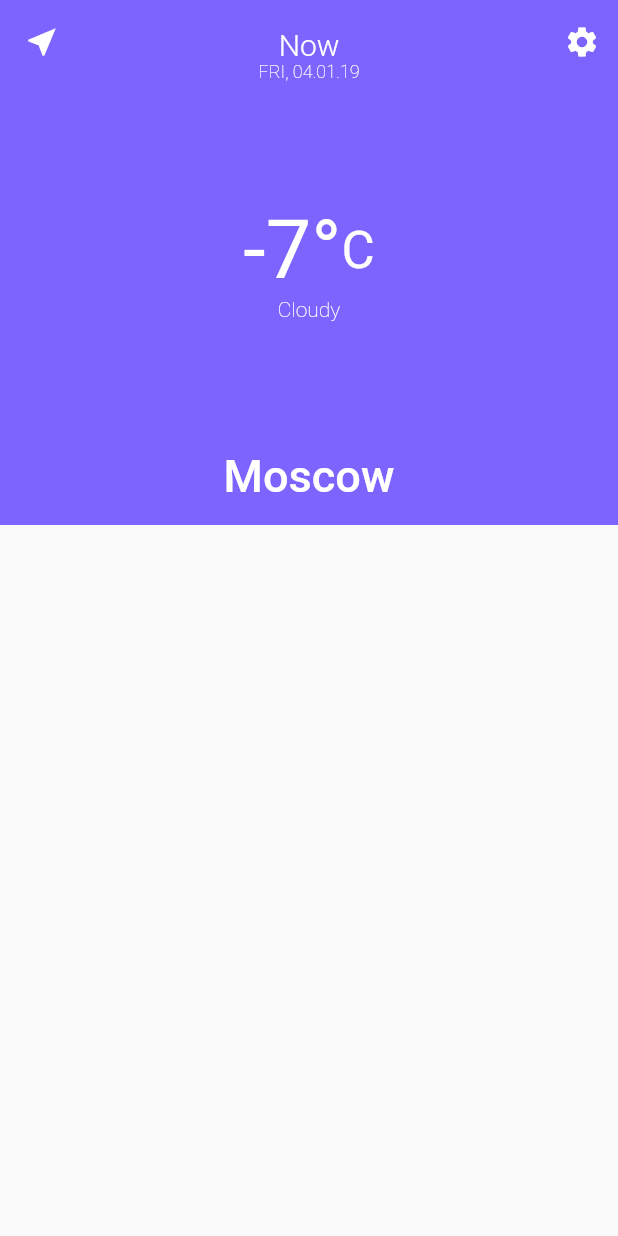
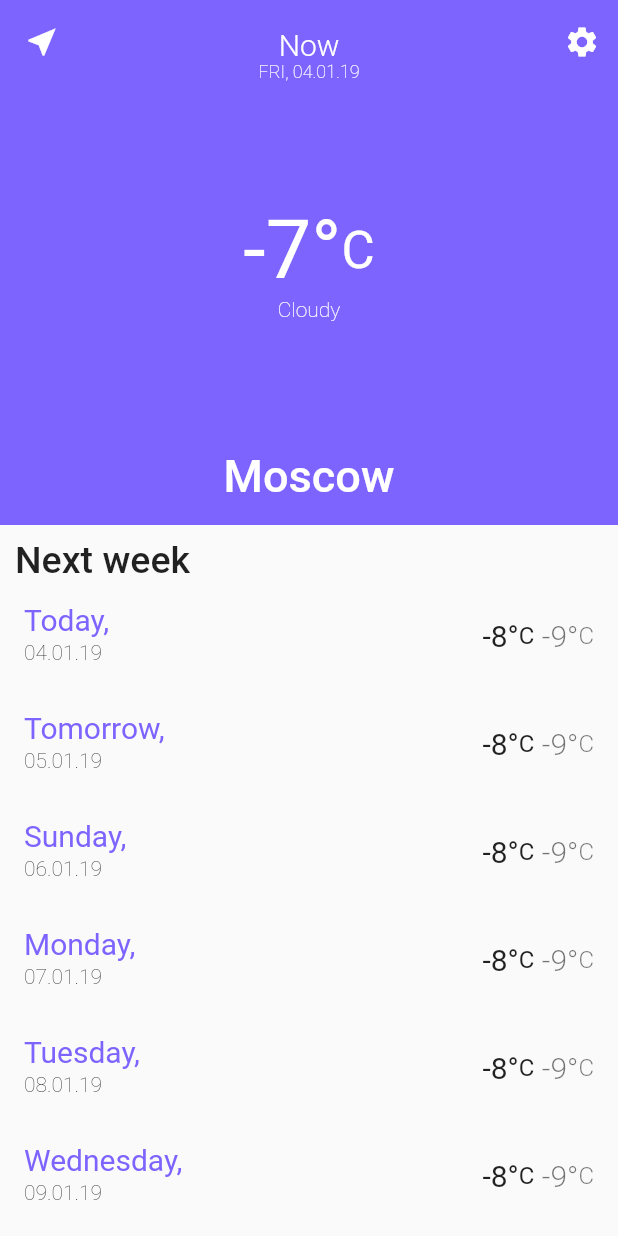
Before and after one commit to mk101/flutter_weather, a Flutter app: the screen it shows after launch, on a phone screen of 412 x 824 dp. Run offline on Flutter 3.47's test engine with Material 2 defaults, Android fonts, the phone set to English and light mode, and no system bars.

Commit message:
add next week section

```diff
--- a/lib/pages/home.dart
+++ b/lib/pages/home.dart
@@ -1,4 +1,5 @@
 import 'package:flutter/material.dart';
+import 'package:intl/intl.dart';
 
 class HomePage extends StatefulWidget {
   final String title;
@@ -82,9 +83,19 @@ class _HomePageState extends State<HomePage> {
           SliverList(
             delegate: SliverChildListDelegate(
               <Widget>[
-
+                Padding(
+                  padding: const EdgeInsets.only(top: 9.0, left: 10.0),
+                  child: Text('Next week', style: TextStyle(
+                      fontSize: 25,
+                      fontWeight: FontWeight.w500
+                    ),
+                  ),
+                ),
               ],
             ),
+          ),
+          SliverList(
+            delegate: SliverChildListDelegate(getWeekItems()),
           ),
         ],
       ),
@@ -100,4 +111,91 @@ class _HomePageState extends State<HomePage> {
       )
     ];
   }
+
+  getWeekItems() {
+    var widgets = <Widget>[];
+
+    var time = DateTime.now();
+    var format = DateFormat("dd.MM.yy");
+
+    for (int i = 0; i < 7; i++) {
+      String d;
+
+      if (i == 0) {
+        d = 'Today,';
+      } else if (i == 1) {
+        d = 'Tomorrow,';
+      } else {
+        switch (time.weekday) {
+          case 1:
+            d = 'Monday,';
+            break;
+          case 2:
+            d = 'Tuesday,';
+            break;
+          case 3:
+            d = 'Wednesday,';
+            break;
+          case 4:
+            d = 'Thursday,';
+            break;
+          case 5:
+            d = 'Friday,';
+            break;
+          case 6:
+            d = 'Saturday,';
+            break;
+          case 7:
+            d = 'Sunday,';
+            break;
+        }
+      }
+
+      var timeString = format.format(time);
+
+      time = time.add(Duration(days: 1));
+
+      widgets.add(ListTile(
+        title: Text(d, style: TextStyle(
+            color: Theme.of(context).accentColor,
+            fontSize: 20
+        ),
+        ),
+        subtitle: Text(timeString, style: TextStyle(
+            fontSize: 14,
+            fontWeight: FontWeight.w100,
+            color: Colors.black
+          ),
+        ),
+        trailing: Row(
+          mainAxisSize: MainAxisSize.min,
+          children: <Widget>[
+            Text('-8°', style: TextStyle(
+                fontSize: 20.0
+              ),
+            ),
+            Text('C', style: TextStyle(
+                fontSize: 16.0
+              ),
+            ),
+            Padding(padding: EdgeInsets.only(left: 5),),
+            Text('-9°', style: TextStyle(
+                fontSize: 20.0,
+                color: Colors.black54,
+                fontWeight: FontWeight.w300
+              ),
+            ),
+            Text('C', style: TextStyle(
+                fontSize: 16.0,
+                color: Colors.black54,
+                fontWeight: FontWeight.w300
+              ),
+            ),
+          ],
+        ),
+      ));
+    }
+
+    return widgets;
+  }
 }
--- a/pubspec.yaml
+++ b/pubspec.yaml
@@ -15,6 +15,7 @@ environment:
 dependencies:
   flutter:
     sdk: flutter
+  intl: ^0.15.7
 
   # The following adds the Cupertino Icons font to your application.
   # Use with the CupertinoIcons class for iOS style icons.
```
